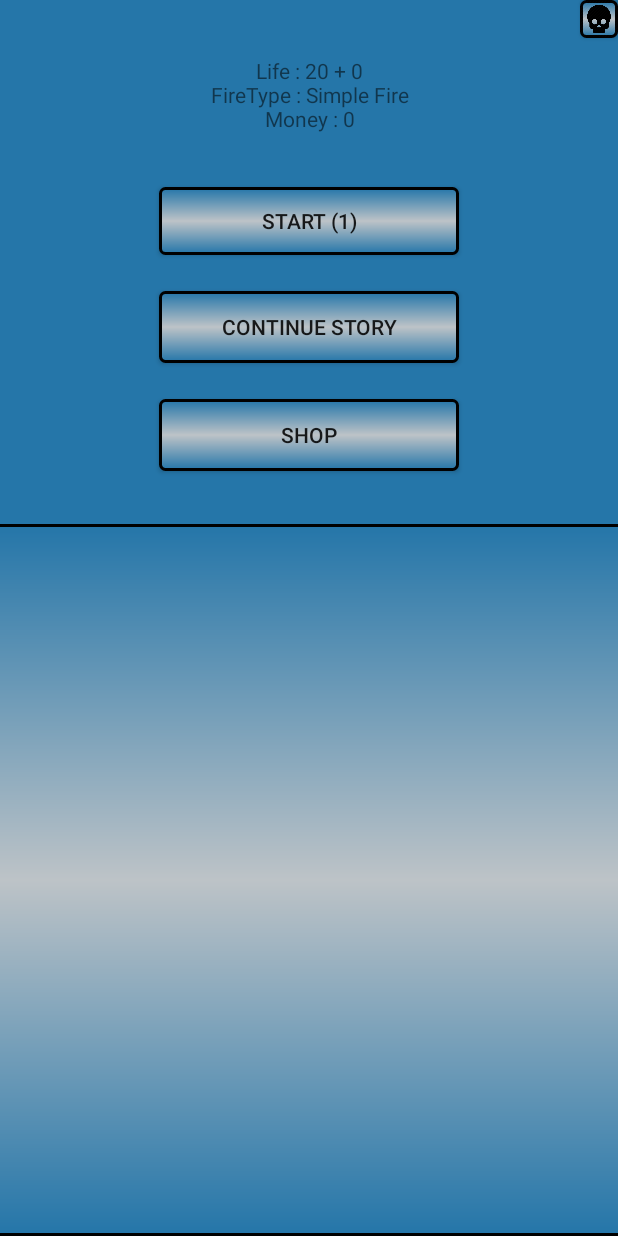
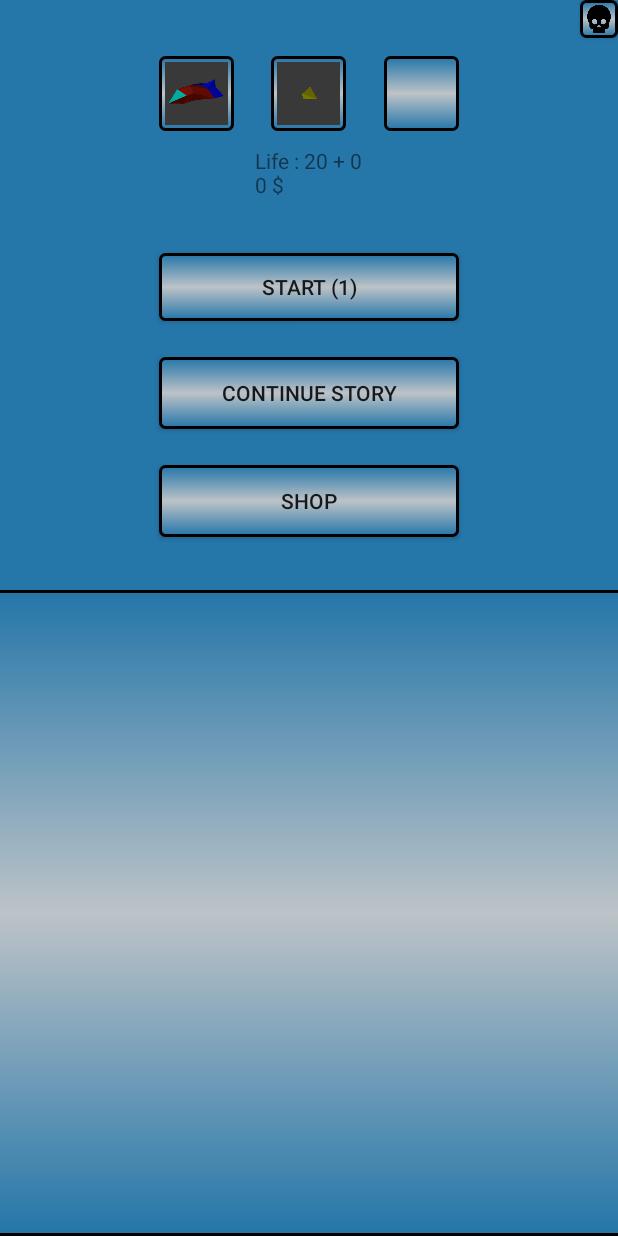
Before and after one commit to Ipsedo/OdySpace, an Android app: the screen it shows after launch (MainActivity), on a phone screen of 412 x 824 dp. Run offline under Robolectric (Android 15) with nearby library versions, the phone set to English and light mode, and no system bars.

Commit message:
add image main menu + text shop -> both ship infos

```diff
--- a/app/src/main/java/com/samuelberrien/odyspace/main/MainActivity.java
+++ b/app/src/main/java/com/samuelberrien/odyspace/main/MainActivity.java
@@ -6,6 +6,7 @@ import android.content.DialogInterface;
 import android.content.Intent;
 import android.content.SharedPreferences;
 import android.os.Bundle;
+import android.support.v4.content.ContextCompat;
 import android.support.v7.app.AlertDialog;
 import android.support.v7.app.AppCompatActivity;
 import android.view.View;
@@ -13,6 +14,7 @@ import android.view.Window;
 import android.view.animation.Animation;
 import android.view.animation.AnimationUtils;
 import android.widget.Button;
+import android.widget.ImageView;
 import android.widget.LinearLayout;
 import android.widget.TextView;
 
@@ -31,7 +33,6 @@ public class MainActivity extends AppCompatActivity {
 	private Button startButton;
 	private Button continueButton;
 	private Button shopButton;
-	private TextView gameInfo;
 	private LinearLayout levelChooser;
 
 	private SharedPreferences savedShop;
@@ -49,7 +50,6 @@ public class MainActivity extends AppCompatActivity {
 		this.savedShop = this.getApplicationContext().getSharedPreferences(getString(R.string.shop_preferences), Context.MODE_PRIVATE);
 		this.savedLevelInfo = this.getApplicationContext().getSharedPreferences(getString(R.string.level_info_preferences), Context.MODE_PRIVATE);
 		this.savedShip = this.getApplicationContext().getSharedPreferences(getString(R.string.ship_info_preferences), Context.MODE_PRIVATE);
-		//this.resetSharedPref();
 		this.startButton = (Button) findViewById(R.id.start_button);
 		this.startButton.setText("START (" + (this.currLevel + 1) + ")");
 		this.continueButton = (Button) findViewById(R.id.continue_button);
@@ -93,20 +93,38 @@ public class MainActivity extends AppCompatActivity {
 	}
 
 	private void initGameInfo() {
-		this.gameInfo = (TextView) findViewById(R.id.game_info);
-		String defaultValue = getString(R.string.saved_fire_type_default);
-		String currFireType = this.savedShip.getString(getString(R.string.current_fire_type), defaultValue);
+		String currFireType = this.savedShip.getString(getString(R.string.current_fire_type), getString(R.string.saved_fire_type_default));
 
-		int defaultLife = getResources().getInteger(R.integer.saved_ship_life_default);
-		int currShipLife = this.savedShip.getInt(getString(R.string.current_life_number), defaultLife);
+		int currShipLife = this.savedShip.getInt(getString(R.string.current_life_number), getResources().getInteger(R.integer.saved_ship_life_default));
 
-		int defaultBoughtLife = getResources().getInteger(R.integer.saved_ship_life_shop_default);
-		int currBoughtLife = this.savedShop.getInt(getString(R.string.bought_life), defaultBoughtLife);
+		int currBoughtLife = this.savedShop.getInt(getString(R.string.bought_life), getResources().getInteger(R.integer.saved_ship_life_shop_default));
 
-		int defaultMoney = getResources().getInteger(R.integer.saved_init_money);
-		int currMoney = this.savedShop.getInt(getString(R.string.saved_money), defaultMoney);
+		int currMoney = this.savedShop.getInt(getString(R.string.saved_money), getResources().getInteger(R.integer.saved_init_money));
 
-		this.gameInfo.setText("Life : " + currShipLife + " + " + currBoughtLife + System.getProperty("line.separator") + "FireType : " + currFireType + System.getProperty("line.separator") + "Money : " + currMoney);
+		String shipUsed = this.savedShip.getString(getString(R.string.current_ship_used), getString(R.string.saved_ship_used_default));
+
+
+		ImageView imageView = (ImageView) findViewById(R.id.fire_image_main);
+		if (currFireType.equals(getString(R.string.fire_bonus_1))) {
+			imageView.setImageDrawable(ContextCompat.getDrawable(this, R.drawable.simple_fire));
+		} else if (currFireType.equals(getString(R.string.fire_bonus_2))) {
+			imageView.setImageDrawable(ContextCompat.getDrawable(this, R.drawable.quint_fire));
+		} else if (currFireType.equals(getString(R.string.fire_bonus_3))) {
+			imageView.setImageDrawable(ContextCompat.getDrawable(this, R.drawable.simple_bomb));
+		}
+
+		imageView = (ImageView) findViewById(R.id.ship_image_main);
+
+		if (shipUsed.equals(getString(R.string.ship_simple))) {
+			imageView.setImageDrawable(ContextCompat.getDrawable(this, R.drawable.simple_ship));
+		} else if (shipUsed.equals(getString(R.string.ship_bird))) {
+			imageView.setImageDrawable(ContextCompat.getDrawable(this, R.drawable.ship_bird));
+		} else if (shipUsed.equals(getString(R.string.ship_supreme))) {
+			imageView.setImageDrawable(ContextCompat.getDrawable(this, R.drawable.ship_supreme));
+		}
+
+		TextView textView = (TextView) findViewById(R.id.curr_money_main);
+		textView.setText("Life : " + currShipLife + " + " + currBoughtLife + System.getProperty("line.separator") + currMoney + " $");
 	}
 
 	private void resetSharedPref() {
--- a/app/src/main/java/com/samuelberrien/odyspace/shop/ShopActivity.java
+++ b/app/src/main/java/com/samuelberrien/odyspace/shop/ShopActivity.java
@@ -28,11 +28,10 @@ public class ShopActivity extends AppCompatActivity {
 	private Button useButton;
 
 	private TextView currMoneyTextView;
+	private TextView currShipInfo;
 
 	private SharedPreferences savedShop;
 	private SharedPreferences savedShip;
-
-	private RelativeLayout relativeLayout;
 
 	@Override
 	protected void onCreate(Bundle savedInstanceState) {
@@ -49,8 +48,6 @@ public class ShopActivity extends AppCompatActivity {
 		requestWindowFeature(Window.FEATURE_NO_TITLE);
 
 		setContentView(R.layout.activity_shop);
-
-		this.relativeLayout = (RelativeLayout) this.findViewById(R.id.activity_shop);
 
 		ViewPager viewPager = (ViewPager) findViewById(R.id.view_pager);
 		viewPager.setAdapter(new SampleFragmentPagerAdapter(getSupportFragmentManager()));
@@ -93,9 +90,24 @@ public class ShopActivity extends AppCompatActivity {
 
 		this.savedShip = this.getApplicationContext().getSharedPreferences(getString(R.string.ship_info_preferences), Context.MODE_PRIVATE);
 
+		this.currShipInfo = (TextView) findViewById(R.id.shop_curr_ship_info);
+		this.updateShipInfoTextView();
+
 		// Give the TabLayout the ViewPager
 		TabLayout tabLayout = (TabLayout) findViewById(R.id.tab_layout);
 		tabLayout.setupWithViewPager(viewPager);
+	}
+
+	private void updateShipInfoTextView() {
+		String currFireType = this.savedShip.getString(getString(R.string.current_fire_type), getString(R.string.saved_fire_type_default));
+
+		int currShipLife = this.savedShip.getInt(getString(R.string.current_life_number), getResources().getInteger(R.integer.saved_ship_life_default));
+
+		String shipUsed = this.savedShip.getString(getString(R.string.current_ship_used), getString(R.string.saved_ship_used_default));
+
+		int currBoughtLife = this.savedShop.getInt(getString(R.string.bought_life), getResources().getInteger(R.integer.saved_ship_life_shop_default));
+
+		this.currShipInfo.setText("Life : " + currShipLife + " + " + currBoughtLife + " (" + shipUsed + ")" + System.getProperty("line.separator") + "FireType : " + currFireType);
 	}
 
 	public void buy() {
@@ -128,6 +140,8 @@ public class ShopActivity extends AppCompatActivity {
 
 		currMoney = this.savedShop.getInt(getString(R.string.saved_money), defaultMoney);
 		this.currMoneyTextView.setText(Integer.toString(currMoney) + "$");
+
+		this.updateShipInfoTextView();
 	}
 
 	private void buyLife(SharedPreferences.Editor editor, int currMoney) {
@@ -179,6 +193,8 @@ public class ShopActivity extends AppCompatActivity {
 		} else if (!this.currBonusItem.equals("") && this.savedShop.getBoolean(this.currBonusItem, getResources().getBoolean(boolResBought))) {
 
 		}
+
+		this.updateShipInfoTextView();
 	}
 
 	public void setItemChosen(int page, int id) {
--- a/app/src/main/res/drawable/button_main.xml
+++ b/app/src/main/res/drawable/button_main.xml
@@ -10,6 +10,6 @@
         android:angle="270" />
     <corners android:radius="3dp" />
     <stroke
-        android:width="2dp"
+        android:width="@dimen/strokes_width"
         android:color="@color/black" />
 </shape>
--- a/app/src/main/res/drawable/button_pause_game.xml
+++ b/app/src/main/res/drawable/button_pause_game.xml
@@ -12,7 +12,7 @@
                 android:startColor="@color/colorMainLayout" />
             <corners android:radius="3dp" />
             <stroke
-                android:width="2dp"
+                android:width="@dimen/strokes_width"
                 android:color="@color/black" />
         </shape>
     </item>
--- a/app/src/main/res/drawable/button_reset_skull.xml
+++ b/app/src/main/res/drawable/button_reset_skull.xml
@@ -13,7 +13,7 @@
                 android:startColor="@color/colorMainLayout" />
             <corners android:radius="3dp" />
             <stroke
-                android:width="2dp"
+                android:width="@dimen/strokes_width"
                 android:color="@color/black" />
         </shape>
     </item>
--- a/app/src/main/res/drawable/drawable_shop.xml
+++ b/app/src/main/res/drawable/drawable_shop.xml
@@ -8,8 +8,8 @@
         </shape>
     </item>
     <item
-        android:bottom="2dp"
-        android:top="2dp">
+        android:bottom="@dimen/strokes_width"
+        android:top="@dimen/strokes_width">
         <shape xmlns:android="http://schemas.android.com/apk/res/android"
             android:shape="rectangle"
             android:layout_height="wrap_content"
--- a/app/src/main/res/drawable/exit_button.xml
+++ b/app/src/main/res/drawable/exit_button.xml
@@ -12,7 +12,7 @@
                 android:startColor="@color/colorMainLayout" />
             <corners android:radius="3dp" />
             <stroke
-                android:width="2dp"
+                android:width="@dimen/strokes_width"
                 android:color="@color/black" />
         </shape>
     </item>
--- a/app/src/main/res/layout/activity_main.xml
+++ b/app/src/main/res/layout/activity_main.xml
@@ -8,18 +8,57 @@
                 android:background="@color/colorMainLayout"
                 tools:context="com.samuelberrien.odyspace.main.MainActivity">
 
+    <TextView
+        android:id="@+id/curr_money_main"
+        android:layout_width="wrap_content"
+        android:layout_height="wrap_content"
+        android:layout_below="@+id/fire_image_main"
+        android:paddingTop="10dp"
+        android:layout_centerHorizontal="true"/>
+
     <Button
         android:id="@+id/start_button"
         android:layout_width="200dp"
         android:layout_height="45dp"
-        android:layout_below="@+id/game_info"
         android:layout_centerHorizontal="true"
         android:layout_marginTop="36dp"
         android:background="@drawable/button_main"
         android:onClick="start"
         android:text="Start"
+        android:layout_below="@id/curr_money_main"
         tools:layout_editor_absoluteX="92dp"
-        tools:layout_editor_absoluteY="233dp" />
+        tools:layout_editor_absoluteY="233dp"/>
+
+    <ImageView
+        android:id="@+id/fire_image_main"
+        android:layout_width="50dp"
+        android:layout_height="50dp"
+        android:padding="4dp"
+
+        android:layout_centerHorizontal="true"
+        android:background="@drawable/button_main"
+        android:layout_alignParentTop="true"
+        android:layout_marginTop="37dp"/>
+
+    <ImageView
+        android:id="@+id/bonus_image_main"
+        android:layout_width="50dp"
+        android:layout_height="50dp"
+        android:layout_alignEnd="@id/start_button"
+        android:layout_alignParentTop="true"
+        android:layout_marginTop="37dp"
+        android:background="@drawable/button_main"
+        android:padding="4dp"/>
+
+    <ImageView
+        android:id="@+id/ship_image_main"
+        android:layout_width="50dp"
+        android:layout_height="50dp"
+        android:layout_alignStart="@id/start_button"
+        android:background="@drawable/button_main"
+        android:padding="4dp"
+        android:layout_alignParentTop="true"
+        android:layout_marginTop="37dp"/>
 
     <Button
         android:id="@+id/continue_button"
@@ -33,7 +72,7 @@
         android:layout_marginTop="24dp"
         android:background="@drawable/button_main"
         android:onClick="continueStory"
-        android:text="Continue Story" />
+        android:text="Continue Story"/>
 
     <Button
         android:id="@+id/shop_button"
@@ -47,21 +86,7 @@
         android:layout_marginTop="24dp"
         android:background="@drawable/button_main"
         android:onClick="shop"
-        android:text="Shop" />
-
-    <TextView
-        android:id="@+id/game_info"
-        android:layout_width="wrap_content"
-        android:layout_height="wrap_content"
-        android:layout_alignEnd="@+id/start_button"
-        android:layout_alignLeft="@+id/start_button"
-        android:layout_alignParentTop="true"
-        android:layout_alignRight="@+id/start_button"
-        android:layout_alignStart="@+id/start_button"
-        android:layout_marginTop="37dp"
-        android:text="TextView"
-        android:textAlignment="center"
-        android:textAllCaps="false" />
+        android:text="Shop"/>
 
     <ScrollView
         android:id="@+id/level_chooser"
@@ -71,23 +96,25 @@
         android:layout_alignParentRight="true"
         android:layout_below="@+id/shop_button"
         android:layout_marginTop="35dp"
-        android:background="@drawable/drawable_shop">
+        android:background="@drawable/drawable_shop"
+        android:paddingBottom="@dimen/strokes_width"
+        android:paddingTop="@dimen/strokes_width">
 
         <LinearLayout
             android:id="@+id/level_chooser_layout"
             android:layout_width="match_parent"
             android:layout_height="wrap_content"
             android:orientation="vertical"
-            android:padding="4dp"></LinearLayout>
+            android:padding="4dp"/>
     </ScrollView>
 
     <Button
         android:id="@+id/reset_button"
         android:layout_width="25dp"
         android:layout_height="25dp"
+        android:layout_alignParentEnd="true"
+        android:layout_alignParentTop="true"
         android:background="@drawable/button_reset_skull"
-        android:layout_alignParentTop="true"
-        android:layout_alignParentEnd="true"
-        android:onClick="reset" />
+        android:onClick="reset"/>
 
 </RelativeLayout>
--- a/app/src/main/res/layout/activity_shop.xml
+++ b/app/src/main/res/layout/activity_shop.xml
@@ -50,13 +50,25 @@
     </android.support.v4.view.ViewPager>
 
     <TextView
-        android:id="@+id/shop_curr_money_text_view"
+        android:id="@+id/shop_curr_ship_info"
         android:layout_width="match_parent"
         android:layout_height="wrap_content"
         android:layout_alignParentBottom="true"
         android:layout_marginBottom="4dp"
         android:layout_marginTop="4dp"
+        android:padding="4dp"
         android:background="@drawable/drawable_shop"
         android:textAlignment="center"
-        android:textSize="30sp" />
+        android:textSize="15sp"/>
+
+    <TextView
+        android:id="@+id/shop_curr_money_text_view"
+        android:layout_width="match_parent"
+        android:layout_height="wrap_content"
+        android:layout_marginBottom="4dp"
+        android:layout_marginTop="4dp"
+        android:background="@drawable/drawable_shop"
+        android:layout_above="@id/shop_curr_ship_info"
+        android:textAlignment="center"
+        android:textSize="30sp"/>
 </RelativeLayout>
--- a/app/src/main/res/values/dimens.xml
+++ b/app/src/main/res/values/dimens.xml
@@ -1,3 +1,4 @@
 <resources>
     <dimen name="fab_margin">16dp</dimen>
+    <dimen name="strokes_width">2dp</dimen>
 </resources>
```
Also changed, not shown: app/src/main/res/drawable/quint_fire.png (added), app/src/main/res/drawable/ship_bird.png (added), app/src/main/res/drawable/ship_supreme.png (added), app/src/main/res/drawable/simple_bomb.png (added), app/src/main/res/drawable/simple_fire.png (added), app/src/main/res/drawable/simple_ship.png (added). Lines whose indentation alone changed are shown as unchanged.
